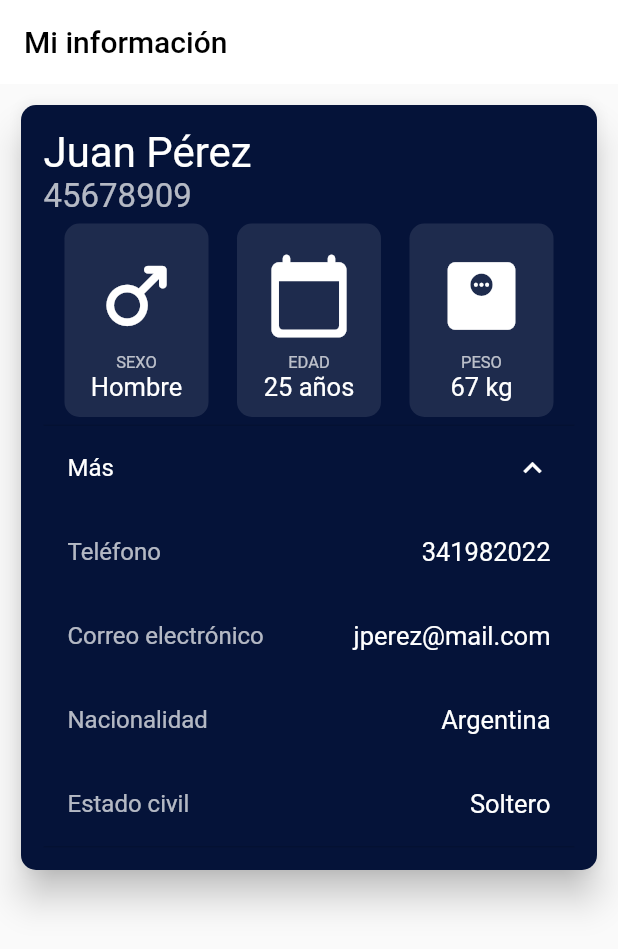
After one commit to braiann/hp-frontend, a Flutter app: the MiInformacion screen opened directly, after a tap on "Más", on a phone screen of 412 x 824 dp. The commit adds this screen. Shown: the top 949 px of the screen. Run offline on Flutter 3.47's test engine with Material 2 defaults, Android fonts, the light colour scheme and no system bars.

Commit message:
card de datos de persona

```diff
--- a/lib/models/persona.dart
+++ b/lib/models/persona.dart
@@ -1,24 +1,38 @@
-// class Persona {
-//   int _id;
-//   String _tipoDoc;
-//   String _numeroDoc;
-//   String _nombre;
-//   String _apellido;
-//   String _telefono;
-//   String _email;
-//   String _password;
-//   DateTime _fechaNacimiento;
-//   Sexo _sexo;
-//   String _nacionalidad;
-//   String _estadoCivil;
+class Persona {
+  int id;
+  String tipoDoc;
+  String numeroDoc;
+  String nombre;
+  String apellido;
+  String telefono;
+  String email;
+  String? password;
+  DateTime fechaNacimiento;
+  Sexo sexo;
+  String nacionalidad;
+  String estadoCivil;
 
-//   // TODO: Descomentar cuando se creen estas clases
-//   // TipoPersona _tipoPersona;
-//   // Direccion _direccion;
-// }
+  Persona(
+      {required this.id,
+      required this.tipoDoc,
+      required this.numeroDoc,
+      required this.nombre,
+      required this.apellido,
+      required this.telefono,
+      required this.email,
+      this.password,
+      required this.fechaNacimiento,
+      required this.sexo,
+      required this.nacionalidad,
+      required this.estadoCivil});
 
-// enum Sexo {
-//   M,
-//   F,
-//   x,
-// }
+  // TODO: Descomentar cuando se creen estas clases
+  // TipoPersona _tipoPersona;
+  // Direccion _direccion;
+}
+
+enum Sexo {
+  M,
+  F,
+  X,
+}
--- /dev/null
+++ b/lib/screens/expansion_tile.dart
@@ -0,0 +1,18 @@
+import 'package:flutter/material.dart';
+
+class ExpansionTileTest extends StatelessWidget {
+  const ExpansionTileTest({Key? key}) : super(key: key);
+
+  @override
+  Widget build(BuildContext context) {
+    return const Card(
+      child: Padding(
+        padding: EdgeInsets.all(10.0),
+        child: ExpansionTile(
+          title: Text('Hello'),
+          children: [Text('Hello')],
+        ),
+      ),
+    );
+  }
+}
--- a/lib/screens/home.dart
+++ b/lib/screens/home.dart
@@ -1,4 +1,5 @@
 import 'package:flutter/material.dart';
+import 'package:hp_frontend/screens/mi_informacion.dart';
 
 class Home extends StatefulWidget {
   const Home({Key? key}) : super(key: key);
@@ -9,10 +10,18 @@ class Home extends StatefulWidget {
 
 class _HomeState extends State<Home> {
   int _selectedIndex = 0;
+  final List<Widget> _widgetOptions = [
+    Container(),
+    Container(),
+    const MiInformacion(),
+    Container(),
+  ];
   @override
   Widget build(BuildContext context) {
-    return Scaffold(
-      body: PageView(),
+    return WillPopScope(
+      onWillPop: () async => false,
+      child: Scaffold(
+        body: _widgetOptions.elementAt(_selectedIndex),
         bottomNavigationBar: BottomNavigationBar(
           type: BottomNavigationBarType.fixed,
           showUnselectedLabels: true,
@@ -45,6 +54,7 @@ class _HomeState extends State<Home> {
             ),
           ],
         ),
+      ),
     );
   }
 }
--- /dev/null
+++ b/lib/screens/mi_informacion.dart
@@ -0,0 +1,22 @@
+import 'package:flutter/material.dart';
+import 'package:hp_frontend/widgets/information_card.dart';
+
+class MiInformacion extends StatelessWidget {
+  const MiInformacion({Key? key}) : super(key: key);
+
+  @override
+  Widget build(BuildContext context) {
+    return Scaffold(
+      appBar: AppBar(
+        elevation: 0,
+        title: const Text(
+          'Mi información',
+          style: TextStyle(color: Colors.black),
+        ),
+        automaticallyImplyLeading: false,
+        backgroundColor: Colors.white,
+      ),
+      body: InformationCard(),
+    );
+  }
+}
--- /dev/null
+++ b/lib/widgets/flat_icon_button.dart
@@ -0,0 +1,16 @@
+import 'package:flutter/material.dart';
+
+class FlatIconButton extends StatelessWidget {
+  const FlatIconButton({Key? key, required this.onPressed, required this.icon})
+      : super(key: key);
+  final Function onPressed;
+  final Icon icon;
+
+  @override
+  Widget build(BuildContext context) {
+    return RawMaterialButton(
+      onPressed: onPressed(),
+      child: icon,
+    );
+  }
+}
--- /dev/null
+++ b/lib/widgets/information_card.dart
@@ -0,0 +1,199 @@
+import 'package:flutter/material.dart';
+import 'package:hp_frontend/models/persona.dart';
+
+class InformationCard extends StatelessWidget {
+  InformationCard({Key? key}) : super(key: key);
+
+  final Persona currentUser = Persona(
+      id: 1,
+      tipoDoc: 'DNI',
+      numeroDoc: '45678909',
+      nombre: 'Juan',
+      apellido: 'Pérez',
+      telefono: '341982022',
+      email: 'jperez@mail.com',
+      fechaNacimiento: DateTime(1996, 4, 12),
+      sexo: Sexo.M,
+      nacionalidad: 'Argentina',
+      estadoCivil: 'Soltero');
+
+  @override
+  Widget build(BuildContext context) {
+    return ListView(
+      padding: const EdgeInsets.all(10.0),
+      children: [
+        Card(
+          elevation: 10,
+          color: const Color(0xFF051339),
+          shape: const RoundedRectangleBorder(
+            borderRadius: BorderRadius.all(
+              Radius.circular(10.0),
+            ),
+          ),
+          child: Padding(
+            padding: const EdgeInsets.all(15.0),
+            child: Column(
+              crossAxisAlignment: CrossAxisAlignment.start,
+              children: [
+                Row(
+                  mainAxisAlignment: MainAxisAlignment.spaceBetween,
+                  children: [
+                    Text(
+                      '${currentUser.nombre} ${currentUser.apellido}',
+                      style: const TextStyle(
+                        fontSize: 28.0,
+                        color: Colors.white,
+                      ),
+                    ),
+                  ],
+                ),
+                Text(
+                  currentUser.numeroDoc,
+                  style: const TextStyle(
+                    fontSize: 22.0,
+                    color: Colors.white70,
+                  ),
+                ),
+                Row(
+                  mainAxisAlignment: MainAxisAlignment.spaceEvenly,
+                  children: [
+                    IconLabelTextCard(
+                      icon: currentUser.sexo == Sexo.M
+                          ? Icons.male_rounded
+                          : currentUser.sexo == Sexo.F
+                              ? Icons.female_rounded
+                              : Icons.circle_outlined,
+                      label: 'SEXO',
+                      value: currentUser.sexo == Sexo.M
+                          ? 'Hombre'
+                          : currentUser.sexo == Sexo.F
+                              ? 'Mujer'
+                              : 'Otro',
+                    ),
+                    IconLabelTextCard(
+                      icon: Icons.calendar_today_rounded,
+                      label: 'EDAD',
+                      value:
+                          '${DateTime.now().year - currentUser.fechaNacimiento.year} años',
+                    ),
+                    const IconLabelTextCard(
+                      icon: Icons.monitor_weight_rounded,
+                      label: 'PESO',
+                      value: '67 kg',
+                    ),
+                  ],
+                ),
+                ExpansionTile(
+                  title: const Text('Más'),
+                  collapsedIconColor: Colors.white54,
+                  collapsedTextColor: Colors.white54,
+                  iconColor: Colors.white,
+                  textColor: Colors.white,
+                  children: [
+                    CardDataRow(
+                      rowKey: 'Teléfono',
+                      rowValue: currentUser.telefono,
+                    ),
+                    CardDataRow(
+                      rowKey: 'Correo electrónico',
+                      rowValue: currentUser.email,
+                    ),
+                    CardDataRow(
+                      rowKey: 'Nacionalidad',
+                      rowValue: currentUser.nacionalidad,
+                    ),
+                    CardDataRow(
+                      rowKey: 'Estado civil',
+                      rowValue: currentUser.estadoCivil,
+                    ),
+                  ],
+                ),
+              ],
+            ),
+          ),
+        ),
+      ],
+    );
+  }
+}
+
+class CardDataRow extends StatelessWidget {
+  const CardDataRow({
+    Key? key,
+    required this.rowKey,
+    required this.rowValue,
+  }) : super(key: key);
+
+  final String rowKey;
+  final String rowValue;
+
+  @override
+  Widget build(BuildContext context) {
+    return ListTile(
+      title: Text(
+        rowKey,
+        style: const TextStyle(color: Colors.white70),
+      ),
+      trailing: Text(
+        rowValue,
+        style: const TextStyle(
+          color: Colors.white,
+          fontSize: 17,
+        ),
+      ),
+    );
+  }
+}
+
+class IconLabelTextCard extends StatelessWidget {
+  const IconLabelTextCard({
+    Key? key,
+    required this.icon,
+    required this.label,
+    required this.value,
+  }) : super(key: key);
+
+  final IconData icon;
+  final String label;
+  final String value;
+
+  @override
+  Widget build(BuildContext context) {
+    return Padding(
+      padding: const EdgeInsets.all(5.0),
+      child: Container(
+        decoration: const BoxDecoration(
+          color: Colors.white10,
+          borderRadius: BorderRadius.all(
+            Radius.circular(10.0),
+          ),
+        ),
+        child: Padding(
+          padding: const EdgeInsets.all(10.0),
+          child: Column(
+            children: [
+              Padding(
+                padding: const EdgeInsets.all(8.0),
+                child: Icon(icon, size: 60.0, color: Colors.white),
+              ),
+              Text(
+                label,
+                style: const TextStyle(
+                  color: Colors.white70,
+                  fontSize: 11.0,
+                ),
+              ),
+              Text(
+                value,
+                style: const TextStyle(
+                  color: Colors.white,
+                  fontSize: 17.0,
+                ),
+              ),
+            ],
+          ),
+        ),
+      ),
+    );
+  }
+}
```
Lines whose indentation alone changed are shown as unchanged.
